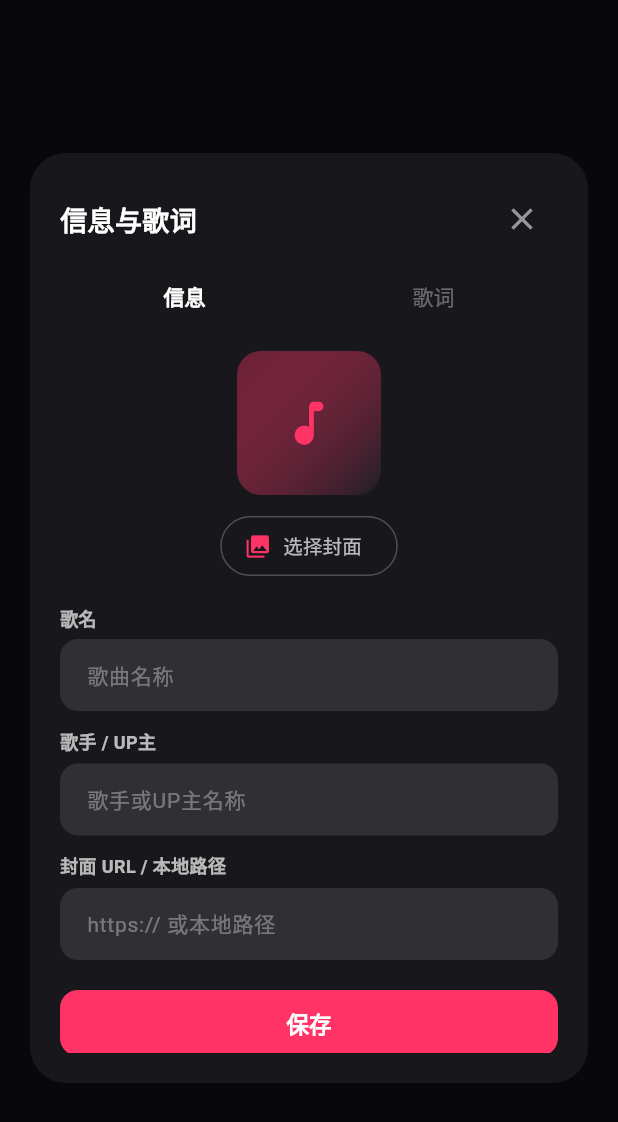
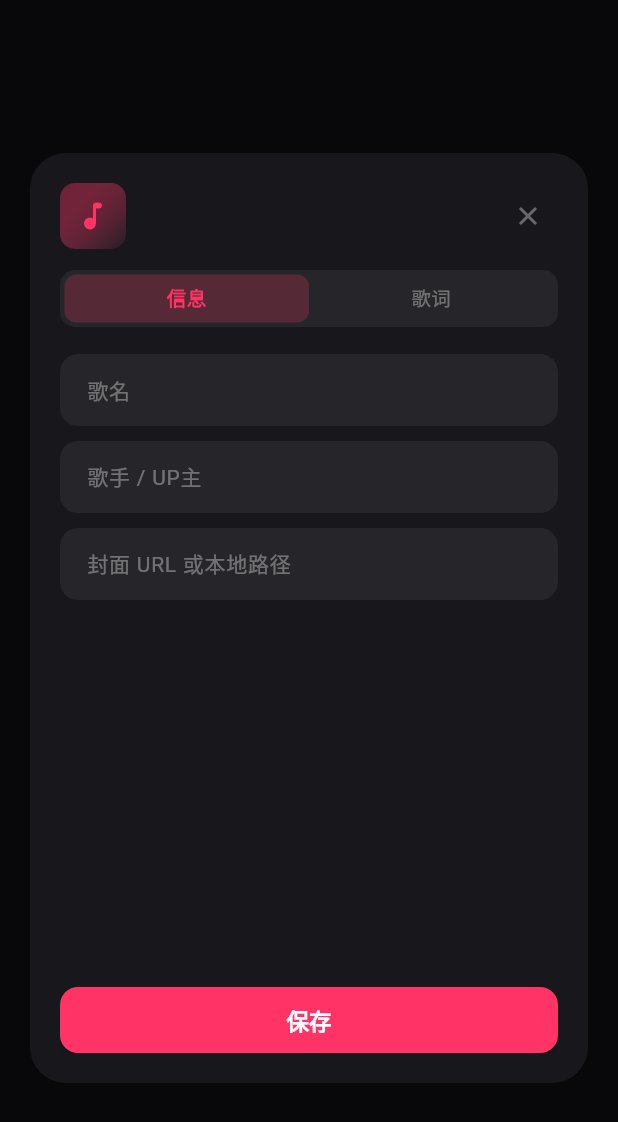
Before and after one commit to Aeacu2/BiliBeat, a Flutter app: the LyricEditorDialog widget shown alone on an empty page, opened directly with empty values, on a phone screen of 412 x 824 dp. Shown: the top 1122 px of the screen. Run offline on Flutter 3.47's test engine with Material 3 defaults, Android fonts, the phone set to English and light mode, and no system bars; our stand-ins replace audio_service, image_picker, just_audio.

Commit message:
design(editor): premium dialog — contextual header, segmented toggle, labelless fields

```diff
--- a/lib/widgets/lyric_editor_dialog.dart
+++ b/lib/widgets/lyric_editor_dialog.dart
@@ -68,6 +68,9 @@ class _LyricEditorDialogState extends State<LyricEditorDialog>
     _artistController = TextEditingController(text: widget.artistName);
     _coverUrlController = TextEditingController(text: widget.coverUrl ?? '');
 
+    _tabController.addListener(() => setState(() {}));
+    _titleController.addListener(() => setState(() {}));
+    _artistController.addListener(() => setState(() {}));
     _searchController.text = '${widget.artistName} ${widget.songTitle}'.trim();
     _searchResults = _pinnedResults();
     _performSearch();
@@ -308,35 +311,75 @@ class _LyricEditorDialogState extends State<LyricEditorDialog>
             ? _buildLyricsTab()
             : Column(
                 children: [
+                  // Contextual header: cover + title + close
                   Row(
-                    mainAxisAlignment: MainAxisAlignment.spaceBetween,
                     children: [
-                      const Text(
-                        '信息与歌词',
-                        style: TextStyle(
+                      GestureDetector(
+                        onTap: _pickLocalCoverImage,
+                        child: ClipRRect(
+                          borderRadius: BorderRadius.circular(10),
+                          child: CachedCoverImage(
+                            url: _coverUrlController.text.trim(),
+                            width: 44,
+                            height: 44,
+                          ),
+                        ),
+                      ),
+                      const SizedBox(width: 12),
+                      Expanded(
+                        child: Column(
+                          crossAxisAlignment: CrossAxisAlignment.start,
+                          children: [
+                            Text(
+                              _titleController.text.trim().isNotEmpty
+                                  ? _titleController.text.trim()
+                                  : widget.songTitle,
+                              maxLines: 1,
+                              overflow: TextOverflow.ellipsis,
+                              style: const TextStyle(
                                   color: AppColors.textPrimary,
-                            fontSize: 18,
-                            fontWeight: FontWeight.bold),
+                                  fontSize: 15,
+                                  fontWeight: FontWeight.w700),
                             ),
-                      IconButton(
-                        icon: const Icon(Icons.close, color: AppColors.textMuted),
-                        onPressed: () => Navigator.pop(context),
+                            const SizedBox(height: 2),
+                            Text(
+                              _artistController.text.trim().isNotEmpty
+                                  ? _artistController.text.trim()
+                                  : widget.artistName,
+                              maxLines: 1,
+                              overflow: TextOverflow.ellipsis,
+                              style: const TextStyle(
+                                  color: AppColors.textMuted, fontSize: 12.5),
                             ),
                           ],
                         ),
-                  const SizedBox(height: 4),
-                  TabBar(
-                    controller: _tabController,
-                    indicatorSize: TabBarIndicatorSize.label,
-                    indicator: const BoxDecoration(),
-                    dividerColor: Colors.transparent,
-                    labelColor: AppColors.textPrimary,
-                    unselectedLabelColor: AppColors.textFaint,
-                    labelStyle: const TextStyle(fontSize: 14, fontWeight: FontWeight.w700),
-                    unselectedLabelStyle: const TextStyle(fontSize: 14, fontWeight: FontWeight.w500),
-                    tabs: const [Tab(text: '信息'), Tab(text: '歌词')],
                       ),
-                  const SizedBox(height: 12),
+                      IconButton(
+                        icon: const Icon(Icons.close,
+                            color: AppColors.textFaint, size: 20),
+                        onPressed: () => Navigator.pop(context),
+                        visualDensity: VisualDensity.compact,
+                      ),
+                    ],
+                  ),
+                  const SizedBox(height: 14),
+
+                  // Segmented pill toggle
+                  Container(
+                    padding: const EdgeInsets.all(3),
+                    decoration: BoxDecoration(
+                      color: Colors.white.withValues(alpha: 0.06),
+                      borderRadius: BorderRadius.circular(10),
+                    ),
+                    child: Row(
+                      children: [
+                        _segmentTab('信息', 0),
+                        _segmentTab('歌词', 1),
+                      ],
+                    ),
+                  ),
+                  const SizedBox(height: 14),
+
                   Expanded(
                     child: TabBarView(
                       controller: _tabController,
@@ -353,109 +396,57 @@ class _LyricEditorDialogState extends State<LyricEditorDialog>
   }
 
   // ---------------------------------------------------------------------------
+  // Segment tab helper
+  // ---------------------------------------------------------------------------
+
+  Widget _segmentTab(String label, int index) {
+    final active = _tabController.index == index;
+    return Expanded(
+      child: GestureDetector(
+        onTap: () => _tabController.animateTo(index),
+        child: AnimatedContainer(
+          duration: const Duration(milliseconds: 200),
+          padding: const EdgeInsets.symmetric(vertical: 7),
+          decoration: BoxDecoration(
+            color: active ? AppColors.accent22 : Colors.transparent,
+            borderRadius: BorderRadius.circular(8),
+          ),
+          child: Text(
+            label,
+            textAlign: TextAlign.center,
+            style: TextStyle(
+              color: active ? AppColors.accent : AppColors.textFaint,
+              fontSize: 13,
+              fontWeight: active ? FontWeight.w700 : FontWeight.w500,
+            ),
+          ),
+        ),
+      ),
+    );
+  }
+
+  // ---------------------------------------------------------------------------
   // Tab 1: Info
   // ---------------------------------------------------------------------------
 
   Widget _buildInfoTab() {
-    return SingleChildScrollView(
-      child: Column(
-        crossAxisAlignment: CrossAxisAlignment.start,
+    return Column(
       children: [
-          Center(
+        Expanded(
+          child: SingleChildScrollView(
             child: Column(
               children: [
-                ClipRRect(
-                  borderRadius: BorderRadius.circular(16),
-                  child: CachedCoverImage(
-                    url: _coverUrlController.text.trim(),
-                    width: 96,
-                    height: 96,
-                  ),
-                ),
+                const SizedBox(height: 4),
+                _infoField(_titleController, '歌名'),
                 const SizedBox(height: 10),
-                OutlinedButton.icon(
-                  onPressed: _pickLocalCoverImage,
-                  icon: const Icon(Icons.photo_library,
-                      size: 18, color: AppColors.accent),
-                  label: const Text('选择封面',
-                      style: TextStyle(
-                          color: AppColors.textSecondary, fontSize: 13)),
-                  style: OutlinedButton.styleFrom(
-                    side: const BorderSide(color: Colors.white24),
-                    shape: RoundedRectangleBorder(
-                        borderRadius: BorderRadius.circular(20)),
-                  ),
-                ),
+                _infoField(_artistController, '歌手 / UP主'),
+                const SizedBox(height: 10),
+                _infoField(_coverUrlController, '封面 URL 或本地路径'),
               ],
             ),
           ),
-          const SizedBox(height: 16),
-          const Text('歌名',
-              style: TextStyle(
-                  color: AppColors.textSecondary,
-                  fontSize: 12,
-                  fontWeight: FontWeight.w600)),
-          const SizedBox(height: 6),
-          TextField(
-            controller: _titleController,
-            style: const TextStyle(color: AppColors.textPrimary, fontSize: 14),
-            decoration: InputDecoration(
-              hintText: '歌曲名称',
-              hintStyle: const TextStyle(color: AppColors.textFaint),
-              filled: true,
-              fillColor: Colors.white10,
-              border: OutlineInputBorder(
-                  borderRadius: BorderRadius.circular(12),
-                  borderSide: BorderSide.none),
-              contentPadding:
-                  const EdgeInsets.symmetric(horizontal: 14, vertical: 12),
-            ),
         ),
         const SizedBox(height: 12),
-          const Text('歌手 / UP主',
-              style: TextStyle(
-                  color: AppColors.textSecondary,
-                  fontSize: 12,
-                  fontWeight: FontWeight.w600)),
-          const SizedBox(height: 6),
-          TextField(
-            controller: _artistController,
-            style: const TextStyle(color: AppColors.textPrimary, fontSize: 14),
-            decoration: InputDecoration(
-              hintText: '歌手或UP主名称',
-              hintStyle: const TextStyle(color: AppColors.textFaint),
-              filled: true,
-              fillColor: Colors.white10,
-              border: OutlineInputBorder(
-                  borderRadius: BorderRadius.circular(12),
-                  borderSide: BorderSide.none),
-              contentPadding:
-                  const EdgeInsets.symmetric(horizontal: 14, vertical: 12),
-            ),
-          ),
-          const SizedBox(height: 12),
-          const Text('封面 URL / 本地路径',
-              style: TextStyle(
-                  color: AppColors.textSecondary,
-                  fontSize: 12,
-                  fontWeight: FontWeight.w600)),
-          const SizedBox(height: 6),
-          TextField(
-            controller: _coverUrlController,
-            style: const TextStyle(color: AppColors.textPrimary, fontSize: 14),
-            decoration: InputDecoration(
-              hintText: 'https:// 或本地路径',
-              hintStyle: const TextStyle(color: AppColors.textFaint),
-              filled: true,
-              fillColor: Colors.white10,
-              border: OutlineInputBorder(
-                  borderRadius: BorderRadius.circular(12),
-                  borderSide: BorderSide.none),
-              contentPadding:
-                  const EdgeInsets.symmetric(horizontal: 14, vertical: 12),
-            ),
-          ),
-          const SizedBox(height: 20),
         SizedBox(
           width: double.infinity,
           height: 44,
@@ -474,6 +465,23 @@ class _LyricEditorDialogState extends State<LyricEditorDialog>
           ),
         ),
       ],
+    );
+  }
+
+  Widget _infoField(TextEditingController ctrl, String hint) {
+    return TextField(
+      controller: ctrl,
+      style: const TextStyle(color: AppColors.textPrimary, fontSize: 14),
+      decoration: InputDecoration(
+        hintText: hint,
+        hintStyle: const TextStyle(color: AppColors.textFaint, fontSize: 14),
+        filled: true,
+        fillColor: Colors.white.withValues(alpha: 0.06),
+        border: OutlineInputBorder(
+            borderRadius: BorderRadius.circular(12),
+            borderSide: BorderSide.none),
+        contentPadding:
+            const EdgeInsets.symmetric(horizontal: 14, vertical: 13),
       ),
     );
   }
```
Lines whose indentation alone changed are shown as unchanged.
